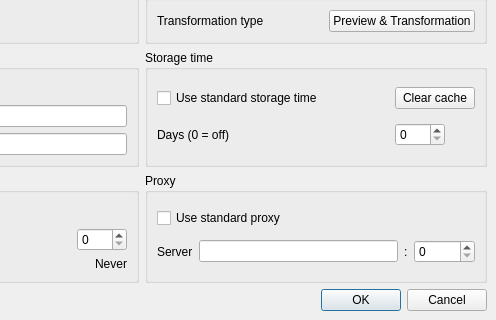
The window that plugins/FeedReader/gui/AddFeedDialog.ui (RetroShare/RetroShare) describes before a commit, drawn with Qt 5; both pictures show x 271 to 767 and y 333 to 653 of the 767 by 653 pixel window.
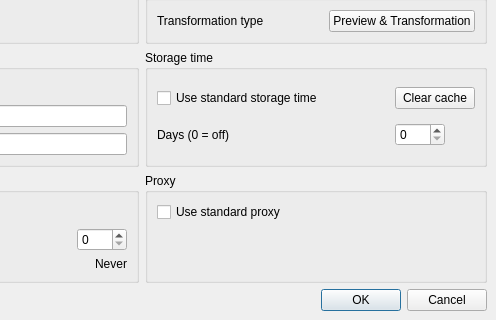
The same window after the commit. Icons and pictures are not drawn. Custom widgets are drawn as their Qt base class.

Commit message: FeedReader: Moved proxy setting to own widget

Patch:
```diff
--- a/plugins/FeedReader/gui/AddFeedDialog.ui
+++ b/plugins/FeedReader/gui/AddFeedDialog.ui
@@ -133,37 +133,16 @@
         <property name="title">
          <string>Proxy</string>
         </property>
-        <layout class="QGridLayout" name="gridLayout_6">
-         <item row="0" column="0" colspan="2">
+        <layout class="QVBoxLayout" name="verticalLayout_3">
+         <item>
           <widget class="QCheckBox" name="useStandardProxyCheckBox">
            <property name="text">
             <string>Use standard proxy</string>
            </property>
           </widget>
          </item>
-         <item row="1" column="0">
-          <widget class="QLabel" name="serverLabel">
-           <property name="text">
-            <string>Server</string>
-           </property>
-          </widget>
-         </item>
-         <item row="1" column="1">
-          <widget class="QLineEdit" name="proxyAddressLineEdit"/>
-         </item>
-         <item row="1" column="2">
-          <widget class="QLabel" name="portLabel">
-           <property name="text">
-            <string>:</string>
-           </property>
-          </widget>
-         </item>
-         <item row="1" column="3">
-          <widget class="QSpinBox" name="proxyPortSpinBox">
-           <property name="maximum">
-            <number>65535</number>
-           </property>
-          </widget>
+         <item>
+          <widget class="ProxyWidget" name="proxyWidget" native="true"/>
          </item>
         </layout>
        </widget>
@@ -465,6 +444,12 @@
    <extends>QComboBox</extends>
    <header>gui/common/RSComboBox.h</header>
   </customwidget>
+  <customwidget>
+   <class>ProxyWidget</class>
+   <extends>QWidget</extends>
+   <header>gui/ProxyWidget.h</header>
+   <container>1</container>
+  </customwidget>
  </customwidgets>
  <tabstops>
   <tabstop>urlLineEdit</tabstop>
```
Left out of the diff: 3 changed lines with no effect on the pictures. The commit also changes 7 other files.
